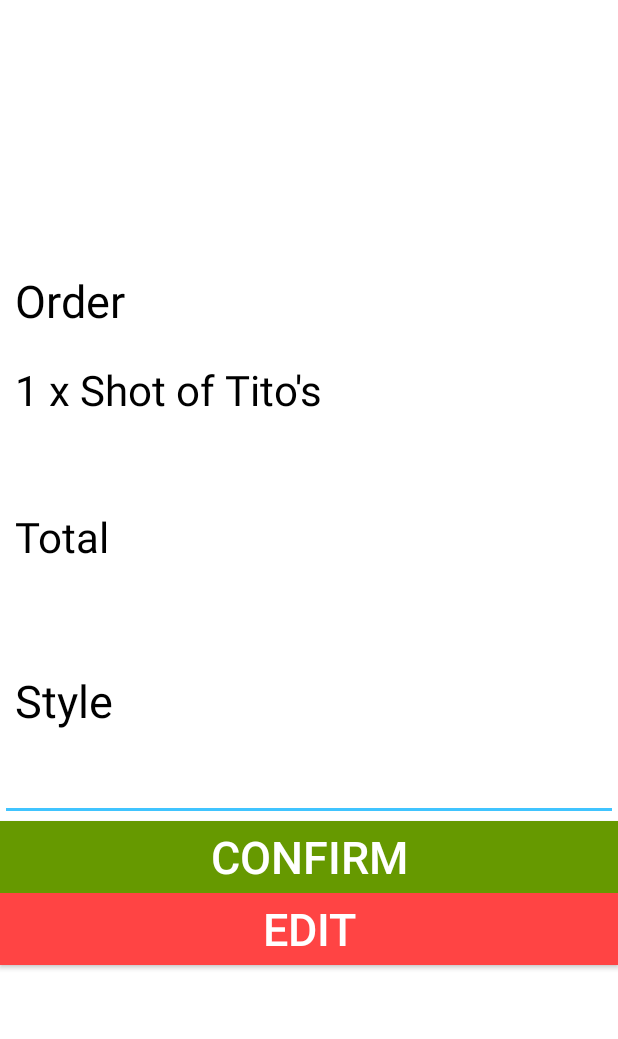
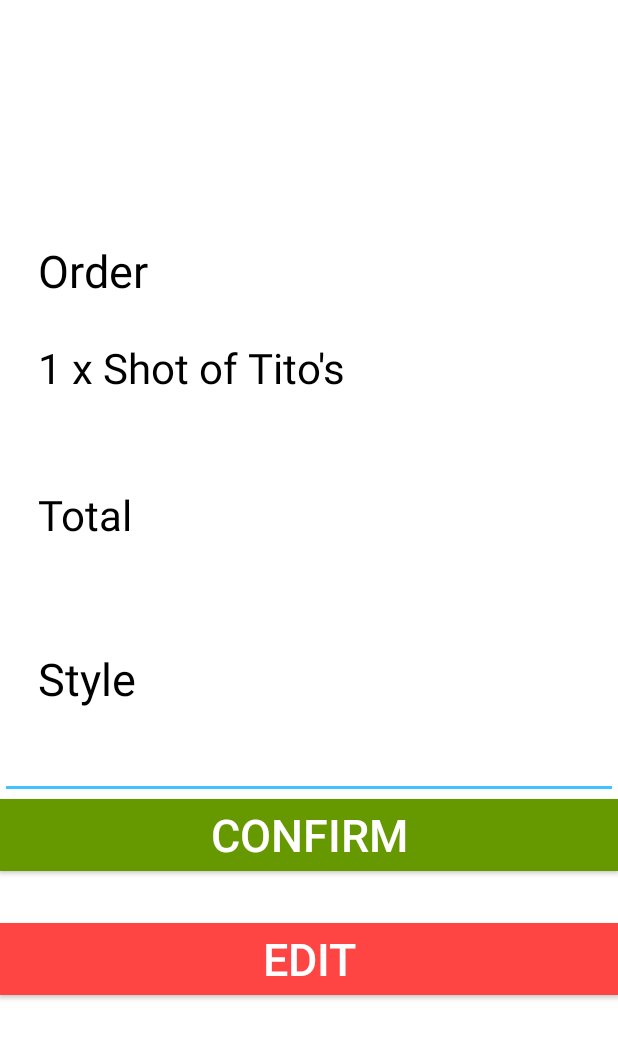
Before and after one commit to krystal00w/CS465, an Android app: the layout fragment_confirm_order.xml on its own in the app's theme, with its tools: preview values and no code run, on a phone screen of 412 x 824 dp. Shown: the top 1039 px of the screen. Run offline under Robolectric (Android 15) with nearby library versions, the phone set to English and light mode, and no system bars.

Commit message:
new edits to confirm order

```diff
--- a/TBBT/app/src/main/res/layout/fragment_confirm_order.xml
+++ b/TBBT/app/src/main/res/layout/fragment_confirm_order.xml
@@ -18,9 +18,9 @@
             android:layout_width="match_parent"
             android:layout_height="wrap_content"
             android:autoSizeTextType="uniform"
-            android:paddingLeft="10dp"
-            android:paddingRight="10dp"
-            android:paddingBottom="20dp"
+            android:paddingLeft="25dp"
+            android:paddingRight="25dp"
+            android:paddingBottom="25dp"
             android:text="Order"
             android:textColor="@android:color/black"
             android:textSize="30sp" />
@@ -30,32 +30,30 @@
         <TextView
             android:layout_width="match_parent"
             android:layout_height="wrap_content"
-            android:paddingLeft="10dp"
-            android:paddingRight="10dp"
+            android:paddingLeft="25dp"
+            android:paddingRight="25dp"
             android:text="1 x Shot of Tito's"
             android:textColor="@android:color/black"
             android:textSize="28sp"
-            android:paddingBottom="60dp"
-            />
+            android:paddingBottom="60dp" />
 
         <TextView
             android:layout_width="match_parent"
             android:layout_height="wrap_content"
-            android:paddingLeft="10dp"
-            android:paddingRight="10dp"
+            android:paddingLeft="25dp"
+            android:paddingRight="25dp"
             android:text="Total"
             android:textColor="@android:color/black"
             android:textSize="28sp"
-            android:paddingBottom="60dp"
-            />
+            android:paddingBottom="60dp" />
 
         <EditText
             android:layout_width="match_parent"
             android:layout_height="wrap_content"
             android:autoSizeTextType="uniform"
             android:paddingBottom="60dp"
-            android:paddingLeft="10dp"
-            android:paddingRight="10dp"
+            android:paddingLeft="25dp"
+            android:paddingRight="25dp"
             android:editable="false"
             android:text="Style"
             android:textColor="@android:color/black"
@@ -67,8 +65,17 @@
             android:text="Confirm"
             android:textColor="@android:color/white"
             android:background="@android:color/holo_green_dark"
-            android:textSize="30sp"
-            />
+            android:textSize="30sp" />
+
+        <TextView
+            android:layout_width="match_parent"
+            android:layout_height="wrap_content"
+            android:autoSizeTextType="uniform"
+            android:paddingLeft="25dp"
+            android:paddingRight="25dp"
+            android:textColor="@android:color/black"
+            android:textSize="25dp" />
+
 
         <Button
             android:layout_width="match_parent"
@@ -76,8 +83,7 @@
             android:text="Edit"
             android:textColor="@android:color/white"
             android:background="@android:color/holo_red_light"
-            android:textSize="30sp"
-            />
+            android:textSize="30sp" />
 
 
 
```
